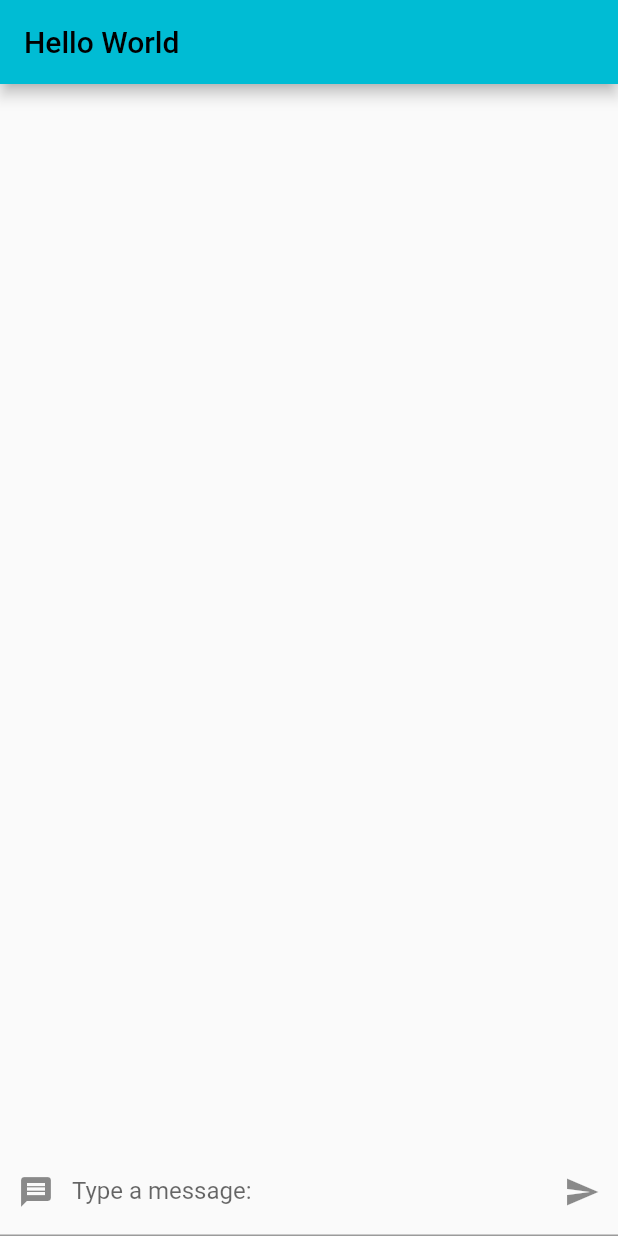
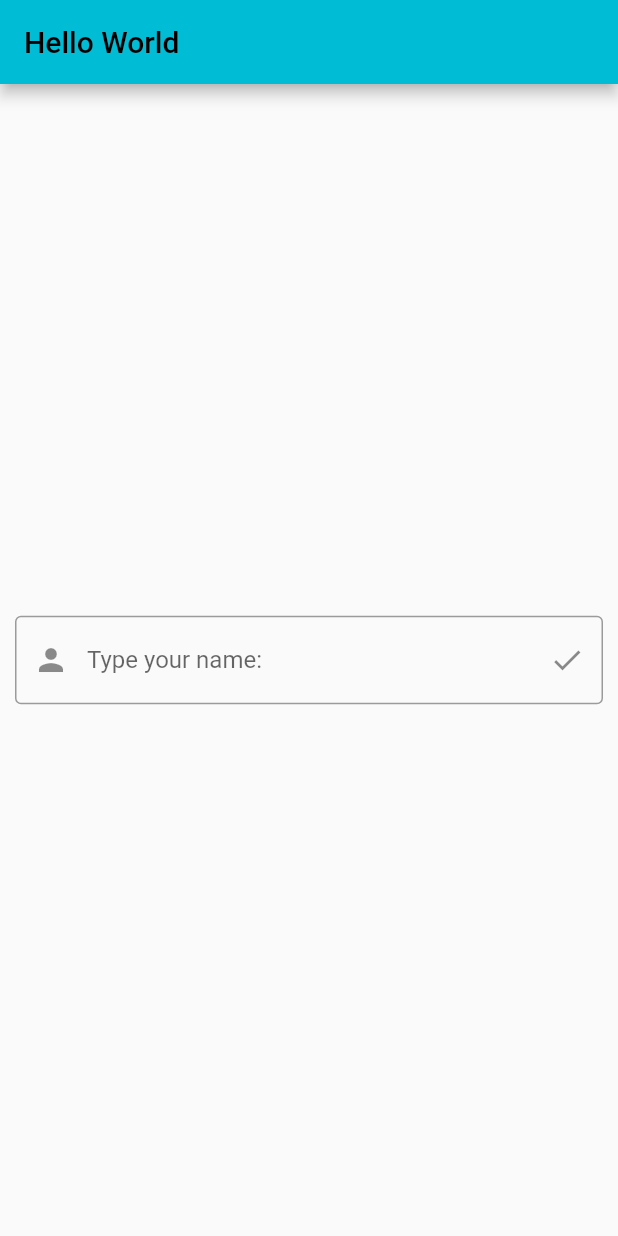
Before and after one commit to marcochu-wrk/Flutter_Test, a Flutter app: the screen it shows after launch, on a phone screen of 412 x 824 dp. Run offline on Flutter 3.47's test engine with Material 3 defaults, Android fonts, the phone set to English and light mode, and no system bars.

Commit message:
Login with name

```diff
--- /dev/null
+++ b/flutter_application_1/lib/login.dart
@@ -0,0 +1,48 @@
+import 'package:flutter/material.dart';
+import 'myHomePage.dart';
+
+class LoginPage extends StatelessWidget {
+  const LoginPage({super.key});
+
+  @override
+  Widget build(BuildContext context) {
+    return Scaffold(appBar: AppBar(title: Text('Hello World')), body: Body());
+  }
+}
+
+class Body extends StatefulWidget {
+  const Body({super.key});
+
+  @override
+  State<Body> createState() => _BodyState();
+}
+
+class _BodyState extends State<Body> {
+  String name = "";
+  TextEditingController controller = new TextEditingController();
+
+  void click() {
+    this.name = controller.text;
+    Navigator.push(context, MaterialPageRoute(builder: (context)=> MyHomePage(this.name)));
+  }
+
+  @override
+  Widget build(BuildContext context) {
+    return Align(
+        alignment: Alignment.center,
+        child: Padding(
+            padding: EdgeInsets.all(10),
+            child: TextField(
+                controller: this.controller,
+                decoration: InputDecoration(
+                    prefixIcon: Icon(Icons.person),
+                    labelText: "Type your name:",
+                    border: OutlineInputBorder(
+                        borderSide: BorderSide(width: 5, color: Colors.black)),
+                    suffixIcon: IconButton(
+                        icon: Icon(Icons.done),
+                        splashColor: Colors.orange,
+                        tooltip: "Submit",
+                        onPressed: this.click)))));
+  }
+}
--- a/flutter_application_1/lib/main.dart
+++ b/flutter_application_1/lib/main.dart
@@ -1,5 +1,6 @@
 import 'package:flutter/material.dart';
-import 'myHomePage.dart';
+import 'package:flutter_application_1/login.dart';
+
 
 void main() {
   runApp(const MyApp());
@@ -16,7 +17,7 @@ class MyApp extends StatelessWidget {
           primarySwatch: Colors.cyan,
           useMaterial3: false,
           visualDensity: VisualDensity.adaptivePlatformDensity),
-      home: MyHomePage(),
+      home: LoginPage(),
     );
   }
 }
--- a/flutter_application_1/lib/myHomePage.dart
+++ b/flutter_application_1/lib/myHomePage.dart
@@ -4,7 +4,8 @@ import 'postList.dart';
 import 'textInputWidget.dart';
 
 class MyHomePage extends StatefulWidget {
-  const MyHomePage({super.key});
+  final String name;
+  MyHomePage(this.name);
 
   @override
   State<MyHomePage> createState() => _MyHomePageState();
@@ -15,7 +16,7 @@ class _MyHomePageState extends State<MyHomePage> {
 
   void newPost(String text) {
     this.setState(() {
-      posts.add(new Post(text, "Auth"));
+      posts.add(new Post(text, widget.name));
     });
   }
 
```
